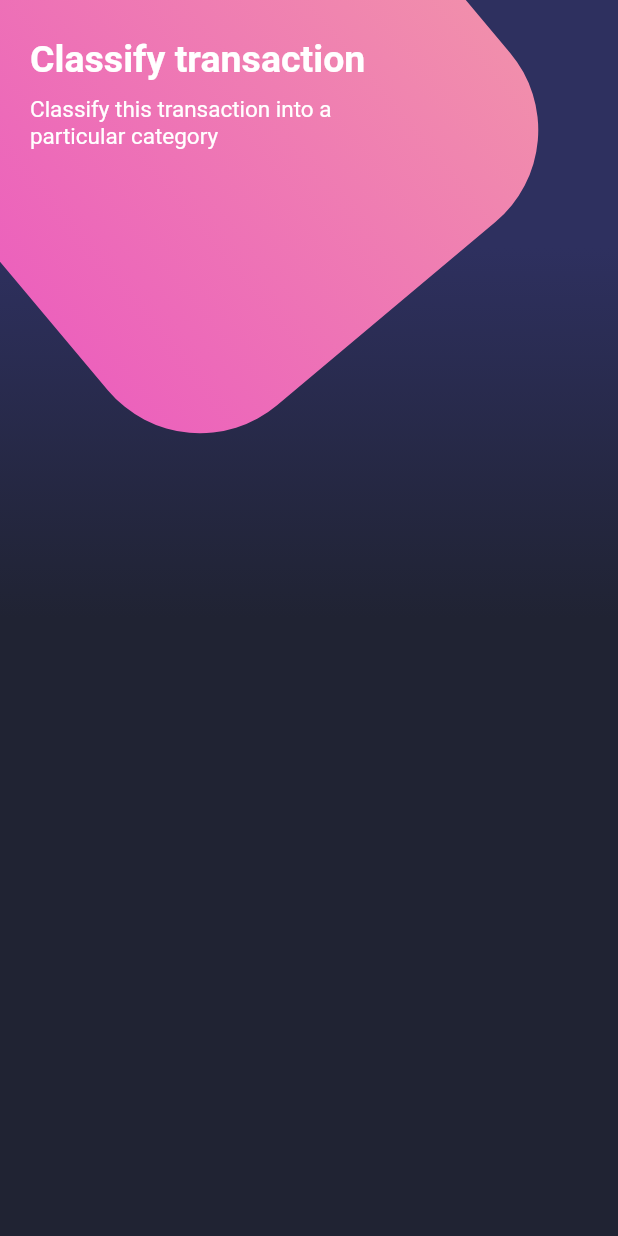
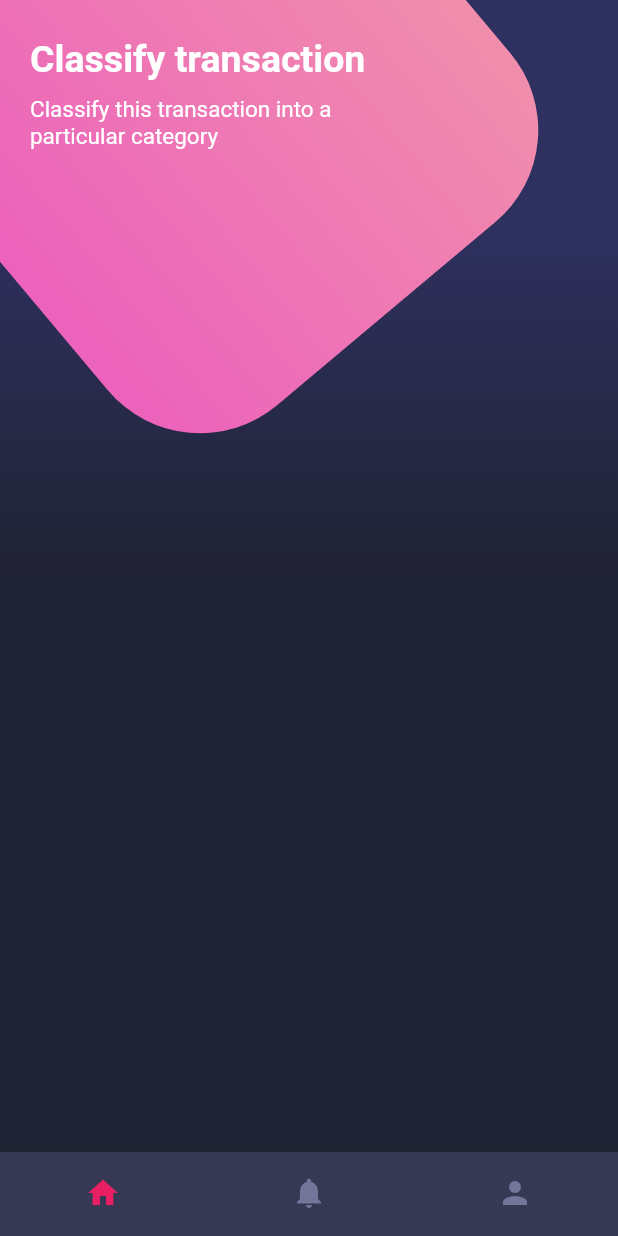
Before and after one commit to erviinHD/designs-Flutter, a Flutter app: the screen it shows after launch, on a phone screen of 412 x 824 dp. Run offline on Flutter 3.47's test engine with Material 2 defaults, Android fonts, the light colour scheme and no system bars.

Commit message:
style: bottom navigation bar

```diff
--- a/lib/screens/home_screen.dart
+++ b/lib/screens/home_screen.dart
@@ -1,4 +1,5 @@
 import 'package:fl_disenios/widgets/backgroud.dart';
+import 'package:fl_disenios/widgets/bottom_navigation.dart';
 import 'package:fl_disenios/widgets/page_title.dart';
 import 'package:flutter/material.dart';
 
@@ -17,6 +18,7 @@ class HomeScreen extends StatelessWidget {
           _HomeBody()
         ],
       ),
+      bottomNavigationBar: BottomNavigation(),
     );
   }
 }
--- /dev/null
+++ b/lib/widgets/bottom_navigation.dart
@@ -0,0 +1,20 @@
+import 'package:flutter/material.dart';
+
+class BottomNavigation extends StatelessWidget {
+  @override
+  Widget build(BuildContext context) {
+    return BottomNavigationBar(
+        showSelectedLabels: false,
+        //currentIndex: 1,
+        showUnselectedLabels: false,
+        backgroundColor: const Color.fromRGBO(55, 57, 84, 1),
+        selectedItemColor: Colors.pink,
+        unselectedItemColor: const Color.fromRGBO(116, 117, 152, 1),
+        items: const [
+          BottomNavigationBarItem(icon: Icon(Icons.home), label: 'Home'),
+          BottomNavigationBarItem(
+              icon: Icon(Icons.notifications), label: 'Notifications'),
+          BottomNavigationBarItem(icon: Icon(Icons.person), label: 'Profile')
+        ]);
+  }
+}
```
